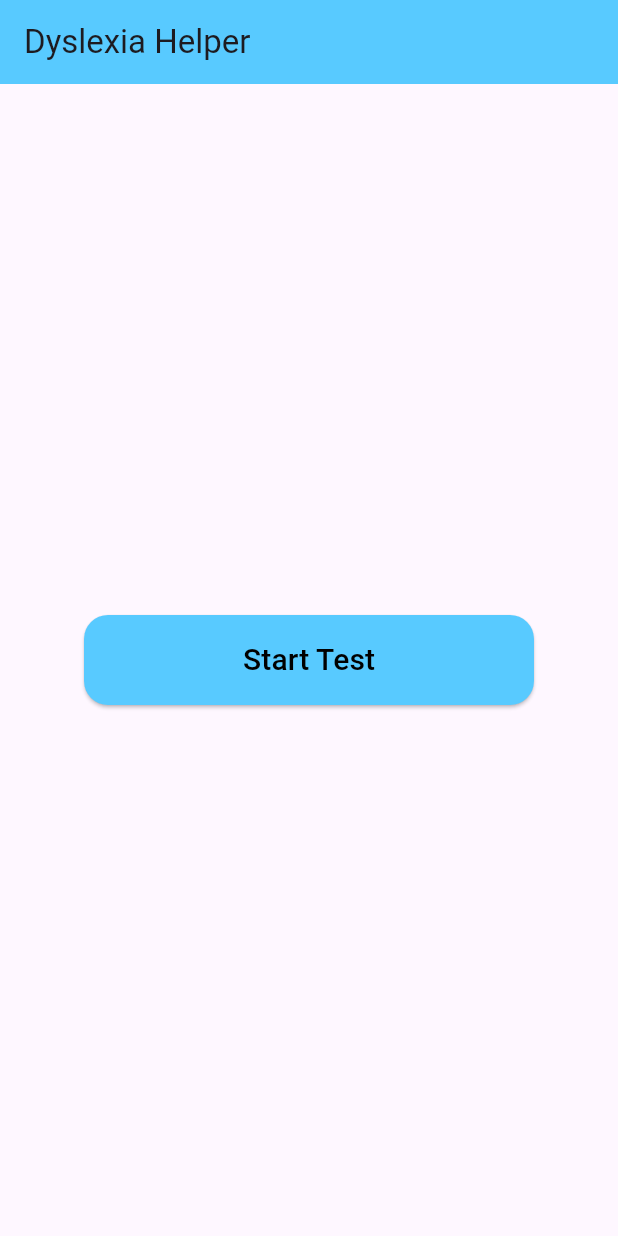
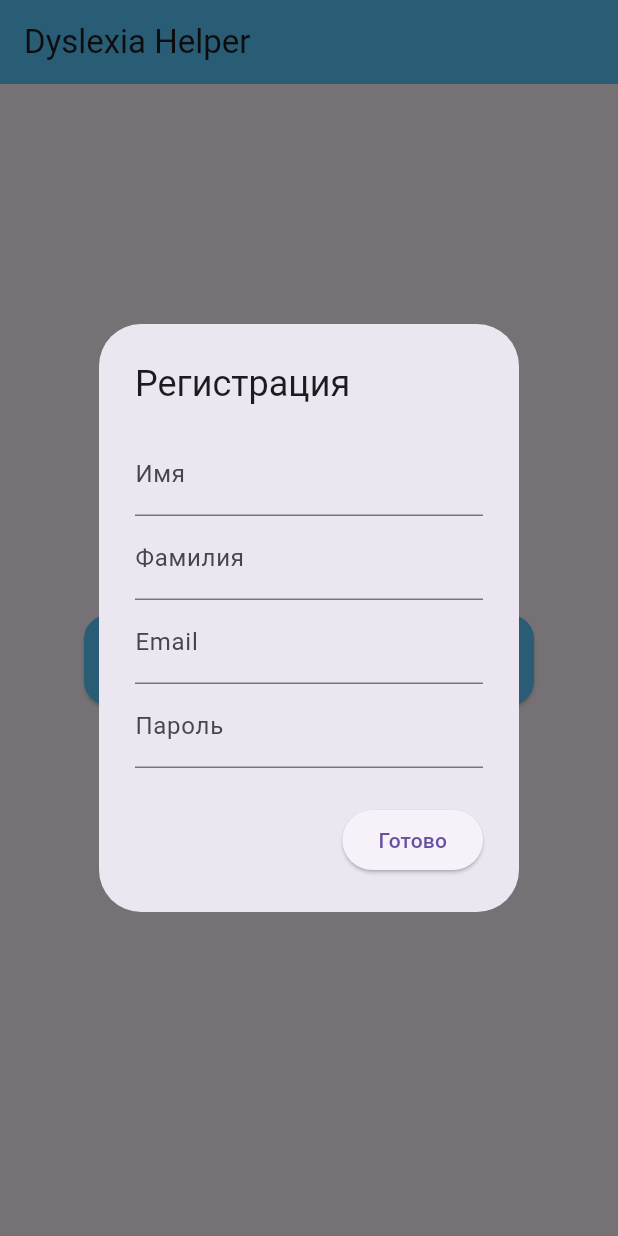
Before and after one commit to Azil555/myfinilyapp, a Flutter app: the screen it shows after launch, on a phone screen of 412 x 824 dp. Run offline on Flutter 3.47's test engine with Material 3 defaults, Android fonts, the phone set to English and light mode, and no system bars; our stand-ins replace image_picker; missing offline and left inert: google_mlkit_text_recognition.

Commit message:
описание изменений

```diff
--- a/lib/main.dart
+++ b/lib/main.dart
@@ -1,5 +1,6 @@
 import 'package:flutter/material.dart';
-import 'SecondPage.dart'; // для перехода на тест
+import 'SecondPage.dart';
+import 'registerdialog.dart';
 
 void main() {
   runApp(const MyApp());
@@ -10,16 +11,35 @@ class MyApp extends StatelessWidget {
 
   @override
   Widget build(BuildContext context) {
-    return MaterialApp(
+    return const MaterialApp(
       debugShowCheckedModeBanner: false,
-      home: const StartPage(),
+      home: StartPage(),
     );
   }
 }
 
-// Стартовое окно с кнопкой "Start Test"
-class StartPage extends StatelessWidget {
+class StartPage extends StatefulWidget {
   const StartPage({super.key});
+
+  @override
+  State<StartPage> createState() => _StartPageState();
+}
+
+class _StartPageState extends State<StartPage> {
+
+  @override
+  void initState() {
+    super.initState();
+
+    // Показываем окно после загрузки страницы
+    WidgetsBinding.instance.addPostFrameCallback((_) {
+      showDialog(
+        context: context,
+        barrierDismissible: false, // нельзя закрыть нажатием вне окна
+        builder: (context) => const RegisterDialog(),
+      );
+    });
+  }
 
   @override
   Widget build(BuildContext context) {
--- /dev/null
+++ b/lib/registerdialog.dart
@@ -0,0 +1,59 @@
+import 'package:flutter/material.dart';
+
+class RegisterDialog extends StatefulWidget {
+  const RegisterDialog({super.key});
+
+  @override
+  State<RegisterDialog> createState() => _RegisterDialogState();
+}
+
+class _RegisterDialogState extends State<RegisterDialog> {
+
+  final nameController = TextEditingController();
+  final surnameController = TextEditingController();
+  final emailController = TextEditingController();
+  final passwordController = TextEditingController();
+
+  @override
+  Widget build(BuildContext context) {
+    return AlertDialog(
+      title: const Text("Регистрация"),
+      content: SingleChildScrollView(
+        child: Column(
+          children: [
+
+            TextField(
+              controller: nameController,
+              decoration: const InputDecoration(labelText: "Имя"),
+            ),
+
+            TextField(
+              controller: surnameController,
+              decoration: const InputDecoration(labelText: "Фамилия"),
+            ),
+
+            TextField(
+              controller: emailController,
+              decoration: const InputDecoration(labelText: "Email"),
+            ),
+
+            TextField(
+              controller: passwordController,
+              obscureText: true,
+              decoration: const InputDecoration(labelText: "Пароль"),
+            ),
+          ],
+        ),
+      ),
+
+      actions: [
+        ElevatedButton(
+          onPressed: () {
+            Navigator.pop(context);
+          },
+          child: const Text("Готово"),
+        )
+      ],
+    );
+  }
+}
```
Also changed, not shown: lib/homepage.dart (+22 -6 lines), lib/info.dart (added, +20 -0 lines), lib/person.dart (added, +20 -0 lines), lib/settings.dart (added, +20 -0 lines).
